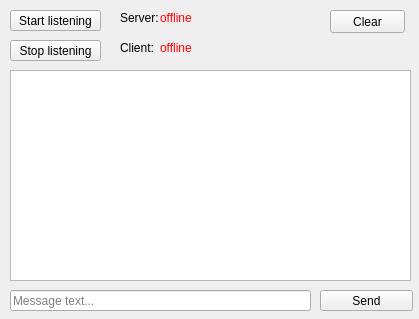
Qt form mainwindow.ui (f1nality/ipc_server) before a commit.
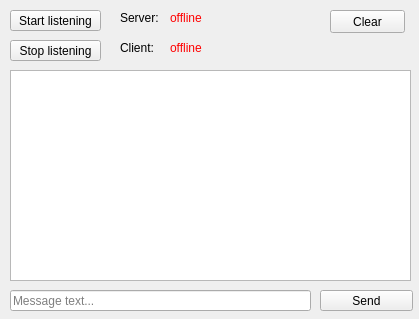
The same form after that commit.

What changed in the file:
```diff
--- a/mainwindow.ui
+++ b/mainwindow.ui
@@ -142,7 +142,7 @@
    <widget class="QLabel" name="serverStatusLabel">
     <property name="geometry">
      <rect>
-      <x>160</x>
+      <x>170</x>
       <y>10</y>
       <width>51</width>
       <height>16</height>
@@ -160,7 +160,7 @@
    <widget class="QLabel" name="clientStatusLabel">
     <property name="geometry">
      <rect>
-      <x>160</x>
+      <x>170</x>
       <y>40</y>
       <width>51</width>
       <height>16</height>
```
Left out of the diff: 2 changed lines with no effect on the pictures.
